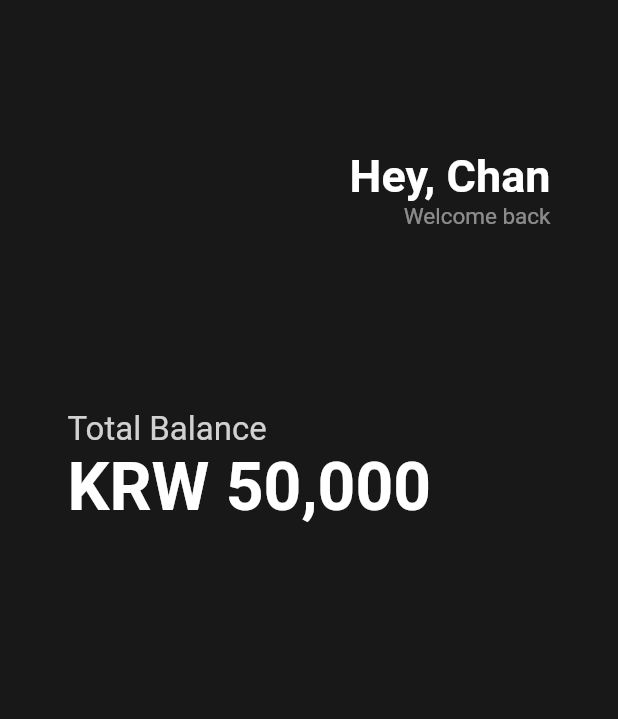
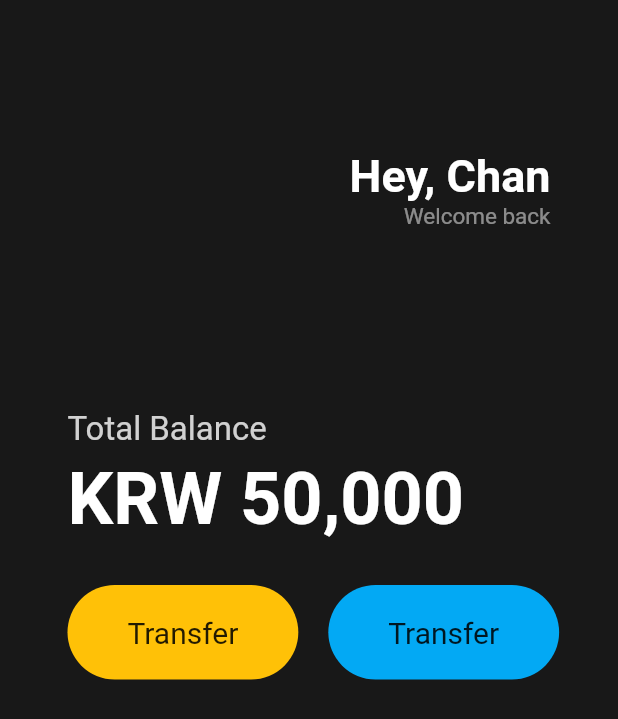
Before and after one commit to Hugekyung/First-Flutter, a Flutter app: the screen it shows after launch, on a phone screen of 412 x 824 dp. Shown: the top 719 px of the screen. Run offline on Flutter 3.47's test engine with Material 2 defaults, Android fonts, the phone set to English and light mode, and no system bars.

Commit message:
Container Widget과 BoxDecoration 및 BorderRadius 적용

```diff
--- a/lib/main.dart
+++ b/lib/main.dart
@@ -58,13 +58,62 @@ class App extends StatelessWidget {
                   style: TextStyle(
                       color: Colors.white.withOpacity(0.8), fontSize: 22),
                 ),
+                const SizedBox(
+                  height: 5,
+                ),
                 const Text(
                   'KRW 50,000',
                   style: TextStyle(
                       color: Colors.white,
-                      fontSize: 44,
+                      fontSize: 48,
                       fontWeight: FontWeight.w600),
                 ),
+                const SizedBox(
+                  height: 30,
+                ),
+                Row(
+                  children: [
+                    Container(
+                      decoration: BoxDecoration(
+                        color: Colors.amber,
+                        borderRadius: BorderRadius.circular(45),
+                      ),
+                      child: const Padding(
+                        padding: EdgeInsets.symmetric(
+                          vertical: 20,
+                          horizontal: 40,
+                        ),
+                        child: Text(
+                          'Transfer',
+                          style: TextStyle(
+                            fontSize: 20,
+                          ),
+                        ),
+                      ),
+                    ),
+                    const SizedBox(
+                      width: 20,
+                    ),
+                    Container(
+                      decoration: BoxDecoration(
+                        color: Colors.lightBlue,
+                        borderRadius: BorderRadius.circular(45),
+                      ),
+                      child: const Padding(
+                        padding: EdgeInsets.symmetric(
+                          vertical: 20,
+                          horizontal: 40,
+                        ),
+                        child: Text(
+                          'Transfer',
+                          style: TextStyle(
+                            fontSize: 20,
+                          ),
+                        ),
+                      ),
+                    ),
+                  ],
+                )
               ],
             ),
           )),
```
Also changed, not shown: 1 other file.
